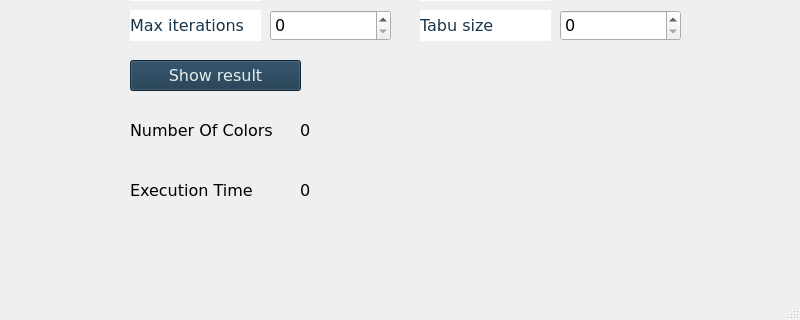
First picture: the form in screens/ui_files/tabu.ui, repository 0xdia/graph-coloring, before the edit; both pictures show x 0 to 800 and y 280 to 600 of the 800 by 600 pixel window.
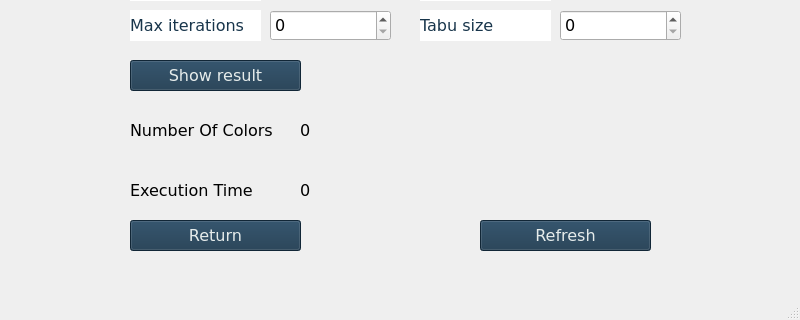
Second picture: the form after the edit.

What changed in the file:
```diff
--- a/screens/ui_files/tabu.ui
+++ b/screens/ui_files/tabu.ui
@@ -370,6 +370,52 @@
      <string>0</string>
     </property>
    </widget>
+   <widget class="QPushButton" name="returnButton">
+    <property name="geometry">
+     <rect>
+      <x>130</x>
+      <y>500</y>
+      <width>171</width>
+      <height>31</height>
+     </rect>
+    </property>
+    <property name="font">
+     <font>
+      <family>Verdana</family>
+      <pointsize>12</pointsize>
+     </font>
+    </property>
+    <property name="styleSheet">
+     <string notr="true">background-color: rgb(24, 53, 76);
+color: rgb(230, 236, 235);</string>
+    </property>
+    <property name="text">
+     <string>Return</string>
+    </property>
+   </widget>
+   <widget class="QPushButton" name="refrechButton">
+    <property name="geometry">
+     <rect>
+      <x>480</x>
+      <y>500</y>
+      <width>171</width>
+      <height>31</height>
+     </rect>
+    </property>
+    <property name="font">
+     <font>
+      <family>Verdana</family>
+      <pointsize>12</pointsize>
+     </font>
+    </property>
+    <property name="styleSheet">
+     <string notr="true">background-color: rgb(24, 53, 76);
+color: rgb(230, 236, 235);</string>
+    </property>
+    <property name="text">
+     <string>Refresh</string>
+    </property>
+   </widget>
   </widget>
   <widget class="QMenuBar" name="menubar">
    <property name="geometry">
```
